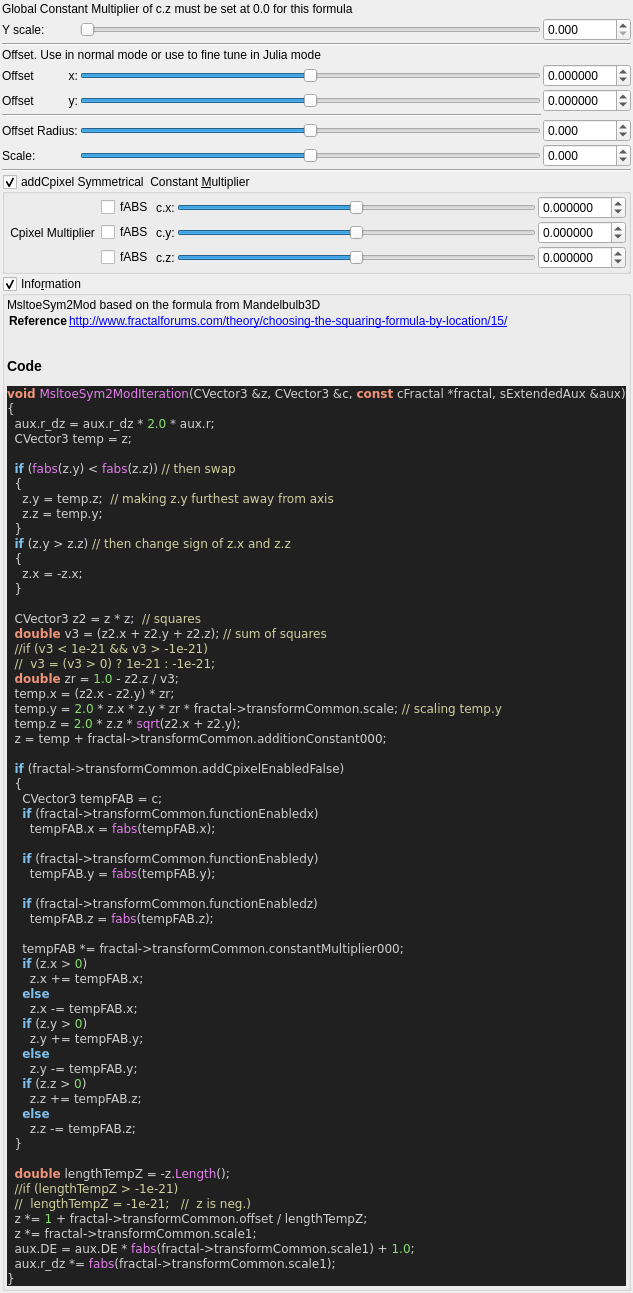
Qt form mandelbulber2/qt_data/fractal_msltoesym2_mod.ui (buddhi1980/mandelbulber2) before a commit.
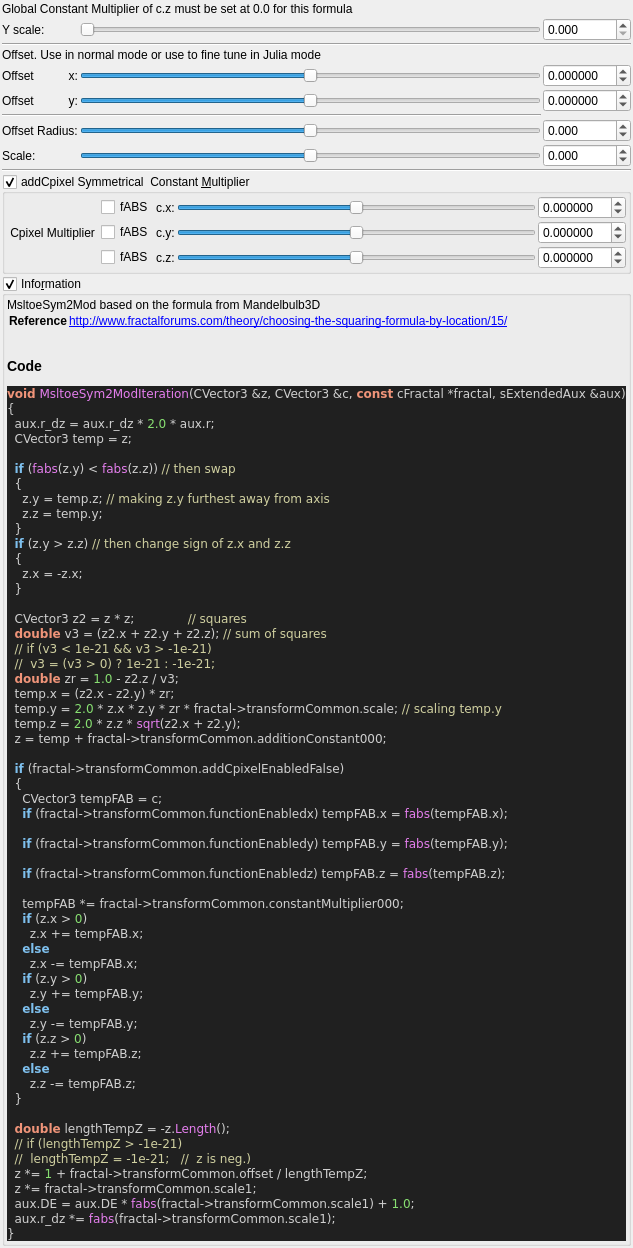
The same form after that commit. Custom widgets are drawn as their Qt base class.

Commit message:
source code format for fractal_formulas.cpp
- now complete code base is refactored!
- also regenerated ui files with populateUiInformation.php
- codeStyleCheck.php is now fully functional and can be used auto
refactor the code base (may be a little slow)

The edit to the form file:
```diff
--- a/mandelbulber2/qt_data/fractal_msltoesym2_mod.ui
+++ b/mandelbulber2/qt_data/fractal_msltoesym2_mod.ui
@@ -680,7 +680,7 @@
 
   &lt;span style=&quot;color:#7ec0ee; font-weight:bold&quot;&gt;if&lt;/span&gt; &lt;span style=&quot;color:#d0d0d0&quot;&gt;(&lt;/span&gt;&lt;span style=&quot;color:#e47eed&quot;&gt;fabs&lt;/span&gt;&lt;span style=&quot;color:#d0d0d0&quot;&gt;(&lt;/span&gt;z&lt;span style=&quot;color:#d0d0d0&quot;&gt;.&lt;/span&gt;y&lt;span style=&quot;color:#d0d0d0&quot;&gt;) &amp;lt;&lt;/span&gt; &lt;span style=&quot;color:#e47eed&quot;&gt;fabs&lt;/span&gt;&lt;span style=&quot;color:#d0d0d0&quot;&gt;(&lt;/span&gt;z&lt;span style=&quot;color:#d0d0d0&quot;&gt;.&lt;/span&gt;z&lt;span style=&quot;color:#d0d0d0&quot;&gt;))&lt;/span&gt; &lt;span style=&quot;color:#d0d0a0&quot;&gt;// then swap&lt;/span&gt;
   &lt;span style=&quot;color:#d0d0d0&quot;&gt;{&lt;/span&gt;
-    z&lt;span style=&quot;color:#d0d0d0&quot;&gt;.&lt;/span&gt;y &lt;span style=&quot;color:#d0d0d0&quot;&gt;=&lt;/span&gt; temp&lt;span style=&quot;color:#d0d0d0&quot;&gt;.&lt;/span&gt;z&lt;span style=&quot;color:#d0d0d0&quot;&gt;;&lt;/span&gt;  &lt;span style=&quot;color:#d0d0a0&quot;&gt;// making z.y furthest away from axis&lt;/span&gt;
+    z&lt;span style=&quot;color:#d0d0d0&quot;&gt;.&lt;/span&gt;y &lt;span style=&quot;color:#d0d0d0&quot;&gt;=&lt;/span&gt; temp&lt;span style=&quot;color:#d0d0d0&quot;&gt;.&lt;/span&gt;z&lt;span style=&quot;color:#d0d0d0&quot;&gt;;&lt;/span&gt; &lt;span style=&quot;color:#d0d0a0&quot;&gt;// making z.y furthest away from axis&lt;/span&gt;
     z&lt;span style=&quot;color:#d0d0d0&quot;&gt;.&lt;/span&gt;z &lt;span style=&quot;color:#d0d0d0&quot;&gt;=&lt;/span&gt; temp&lt;span style=&quot;color:#d0d0d0&quot;&gt;.&lt;/span&gt;y&lt;span style=&quot;color:#d0d0d0&quot;&gt;;&lt;/span&gt;
   &lt;span style=&quot;color:#d0d0d0&quot;&gt;}&lt;/span&gt;
   &lt;span style=&quot;color:#7ec0ee; font-weight:bold&quot;&gt;if&lt;/span&gt; &lt;span style=&quot;color:#d0d0d0&quot;&gt;(&lt;/span&gt;z&lt;span style=&quot;color:#d0d0d0&quot;&gt;.&lt;/span&gt;y &lt;span style=&quot;color:#d0d0d0&quot;&gt;&amp;gt;&lt;/span&gt; z&lt;span style=&quot;color:#d0d0d0&quot;&gt;.&lt;/span&gt;z&lt;span style=&quot;color:#d0d0d0&quot;&gt;)&lt;/span&gt; &lt;span style=&quot;color:#d0d0a0&quot;&gt;// then change sign of z.x and z.z&lt;/span&gt;
@@ -688,9 +688,9 @@
     z&lt;span style=&quot;color:#d0d0d0&quot;&gt;.&lt;/span&gt;x &lt;span style=&quot;color:#d0d0d0&quot;&gt;= -&lt;/span&gt;z&lt;span style=&quot;color:#d0d0d0&quot;&gt;.&lt;/span&gt;x&lt;span style=&quot;color:#d0d0d0&quot;&gt;;&lt;/span&gt;
   &lt;span style=&quot;color:#d0d0d0&quot;&gt;}&lt;/span&gt;
 
-  CVector3 z2 &lt;span style=&quot;color:#d0d0d0&quot;&gt;=&lt;/span&gt; z &lt;span style=&quot;color:#d0d0d0&quot;&gt;*&lt;/span&gt; z&lt;span style=&quot;color:#d0d0d0&quot;&gt;;&lt;/span&gt;  &lt;span style=&quot;color:#d0d0a0&quot;&gt;// squares&lt;/span&gt;
+  CVector3 z2 &lt;span style=&quot;color:#d0d0d0&quot;&gt;=&lt;/span&gt; z &lt;span style=&quot;color:#d0d0d0&quot;&gt;*&lt;/span&gt; z&lt;span style=&quot;color:#d0d0d0&quot;&gt;;&lt;/span&gt;              &lt;span style=&quot;color:#d0d0a0&quot;&gt;// squares&lt;/span&gt;
   &lt;span style=&quot;color:#f09479; font-weight:bold&quot;&gt;double&lt;/span&gt; v3 &lt;span style=&quot;color:#d0d0d0&quot;&gt;= (&lt;/span&gt;z2&lt;span style=&quot;color:#d0d0d0&quot;&gt;.&lt;/span&gt;x &lt;span style=&quot;color:#d0d0d0&quot;&gt;+&lt;/span&gt; z2&lt;span style=&quot;color:#d0d0d0&quot;&gt;.&lt;/span&gt;y &lt;span style=&quot;color:#d0d0d0&quot;&gt;+&lt;/span&gt; z2&lt;span style=&quot;color:#d0d0d0&quot;&gt;.&lt;/span&gt;z&lt;span style=&quot;color:#d0d0d0&quot;&gt;);&lt;/span&gt; &lt;span style=&quot;color:#d0d0a0&quot;&gt;// sum of squares&lt;/span&gt;
-  &lt;span style=&quot;color:#d0d0a0&quot;&gt;//if (v3 &amp;lt; 1e-21 &amp;amp;&amp;amp; v3 &amp;gt; -1e-21)&lt;/span&gt;
+  &lt;span style=&quot;color:#d0d0a0&quot;&gt;// if (v3 &amp;lt; 1e-21 &amp;amp;&amp;amp; v3 &amp;gt; -1e-21)&lt;/span&gt;
   &lt;span style=&quot;color:#d0d0a0&quot;&gt;//  v3 = (v3 &amp;gt; 0) ? 1e-21 : -1e-21;&lt;/span&gt;
   &lt;span style=&quot;color:#f09479; font-weight:bold&quot;&gt;double&lt;/span&gt; zr &lt;span style=&quot;color:#d0d0d0&quot;&gt;=&lt;/span&gt; &lt;span style=&quot;color:#87df71&quot;&gt;1.0&lt;/span&gt; &lt;span style=&quot;color:#d0d0d0&quot;&gt;-&lt;/span&gt; z2&lt;span style=&quot;color:#d0d0d0&quot;&gt;.&lt;/span&gt;z &lt;span style=&quot;color:#d0d0d0&quot;&gt;/&lt;/span&gt; v3&lt;span style=&quot;color:#d0d0d0&quot;&gt;;&lt;/span&gt;
   temp&lt;span style=&quot;color:#d0d0d0&quot;&gt;.&lt;/span&gt;x &lt;span style=&quot;color:#d0d0d0&quot;&gt;= (&lt;/span&gt;z2&lt;span style=&quot;color:#d0d0d0&quot;&gt;.&lt;/span&gt;x &lt;span style=&quot;color:#d0d0d0&quot;&gt;-&lt;/span&gt; z2&lt;span style=&quot;color:#d0d0d0&quot;&gt;.&lt;/span&gt;y&lt;span style=&quot;color:#d0d0d0&quot;&gt;) *&lt;/span&gt; zr&lt;span style=&quot;color:#d0d0d0&quot;&gt;;&lt;/span&gt;
@@ -701,14 +701,11 @@
   &lt;span style=&quot;color:#7ec0ee; font-weight:bold&quot;&gt;if&lt;/span&gt; &lt;span style=&quot;color:#d0d0d0&quot;&gt;(&lt;/span&gt;fractal&lt;span style=&quot;color:#d0d0d0&quot;&gt;-&amp;gt;&lt;/span&gt;transformCommon&lt;span style=&quot;color:#d0d0d0&quot;&gt;.&lt;/span&gt;addCpixelEnabledFalse&lt;span style=&quot;color:#d0d0d0&quot;&gt;)&lt;/span&gt;
   &lt;span style=&quot;color:#d0d0d0&quot;&gt;{&lt;/span&gt;
     CVector3 tempFAB &lt;span style=&quot;color:#d0d0d0&quot;&gt;=&lt;/span&gt; c&lt;span style=&quot;color:#d0d0d0&quot;&gt;;&lt;/span&gt;
-    &lt;span style=&quot;color:#7ec0ee; font-weight:bold&quot;&gt;if&lt;/span&gt; &lt;span style=&quot;color:#d0d0d0&quot;&gt;(&lt;/span&gt;fractal&lt;span style=&quot;color:#d0d0d0&quot;&gt;-&amp;gt;&lt;/span&gt;transformCommon&lt;span style=&quot;color:#d0d0d0&quot;&gt;.&lt;/span&gt;functionEnabledx&lt;span style=&quot;color:#d0d0d0&quot;&gt;)&lt;/span&gt;
-      tempFAB&lt;span style=&quot;color:#d0d0d0&quot;&gt;.&lt;/span&gt;x &lt;span style=&quot;color:#d0d0d0&quot;&gt;=&lt;/span&gt; &lt;span style=&quot;color:#e47eed&quot;&gt;fabs&lt;/span&gt;&lt;span style=&quot;color:#d0d0d0&quot;&gt;(&lt;/span&gt;tempFAB&lt;span style=&quot;color:#d0d0d0&quot;&gt;.&lt;/span&gt;x&lt;span style=&quot;color:#d0d0d0&quot;&gt;);&lt;/span&gt;
+    &lt;span style=&quot;color:#7ec0ee; font-weight:bold&quot;&gt;if&lt;/span&gt; &lt;span style=&quot;color:#d0d0d0&quot;&gt;(&lt;/span&gt;fractal&lt;span style=&quot;color:#d0d0d0&quot;&gt;-&amp;gt;&lt;/span&gt;transformCommon&lt;span style=&quot;color:#d0d0d0&quot;&gt;.&lt;/span&gt;functionEnabledx&lt;span style=&quot;color:#d0d0d0&quot;&gt;)&lt;/span&gt; tempFAB&lt;span style=&quot;color:#d0d0d0&quot;&gt;.&lt;/span&gt;x &lt;span style=&quot;color:#d0d0d0&quot;&gt;=&lt;/span&gt; &lt;span style=&quot;color:#e47eed&quot;&gt;fabs&lt;/span&gt;&lt;span style=&quot;color:#d0d0d0&quot;&gt;(&lt;/span&gt;tempFAB&lt;span style=&quot;color:#d0d0d0&quot;&gt;.&lt;/span&gt;x&lt;span style=&quot;color:#d0d0d0&quot;&gt;);&lt;/span&gt;
 
-    &lt;span style=&quot;color:#7ec0ee; font-weight:bold&quot;&gt;if&lt;/span&gt; &lt;span style=&quot;color:#d0d0d0&quot;&gt;(&lt;/span&gt;fractal&lt;span style=&quot;color:#d0d0d0&quot;&gt;-&amp;gt;&lt;/span&gt;transformCommon&lt;span style=&quot;color:#d0d0d0&quot;&gt;.&lt;/span&gt;functionEnabledy&lt;span style=&quot;color:#d0d0d0&quot;&gt;)&lt;/span&gt;
-      tempFAB&lt;span style=&quot;color:#d0d0d0&quot;&gt;.&lt;/span&gt;y &lt;span style=&quot;color:#d0d0d0&quot;&gt;=&lt;/span&gt; &lt;span style=&quot;color:#e47eed&quot;&gt;fabs&lt;/span&gt;&lt;span style=&quot;color:#d0d0d0&quot;&gt;(&lt;/span&gt;tempFAB&lt;span style=&quot;color:#d0d0d0&quot;&gt;.&lt;/span&gt;y&lt;span style=&quot;color:#d0d0d0&quot;&gt;);&lt;/span&gt;
+    &lt;span style=&quot;color:#7ec0ee; font-weight:bold&quot;&gt;if&lt;/span&gt; &lt;span style=&quot;color:#d0d0d0&quot;&gt;(&lt;/span&gt;fractal&lt;span style=&quot;color:#d0d0d0&quot;&gt;-&amp;gt;&lt;/span&gt;transformCommon&lt;span style=&quot;color:#d0d0d0&quot;&gt;.&lt;/span&gt;functionEnabledy&lt;span style=&quot;color:#d0d0d0&quot;&gt;)&lt;/span&gt; tempFAB&lt;span style=&quot;color:#d0d0d0&quot;&gt;.&lt;/span&gt;y &lt;span style=&quot;color:#d0d0d0&quot;&gt;=&lt;/span&gt; &lt;span style=&quot;color:#e47eed&quot;&gt;fabs&lt;/span&gt;&lt;span style=&quot;color:#d0d0d0&quot;&gt;(&lt;/span&gt;tempFAB&lt;span style=&quot;color:#d0d0d0&quot;&gt;.&lt;/span&gt;y&lt;span style=&quot;color:#d0d0d0&quot;&gt;);&lt;/span&gt;
 
-    &lt;span style=&quot;color:#7ec0ee; font-weight:bold&quot;&gt;if&lt;/span&gt; &lt;span style=&quot;color:#d0d0d0&quot;&gt;(&lt;/span&gt;fractal&lt;span style=&quot;color:#d0d0d0&quot;&gt;-&amp;gt;&lt;/span&gt;transformCommon&lt;span style=&quot;color:#d0d0d0&quot;&gt;.&lt;/span&gt;functionEnabledz&lt;span style=&quot;color:#d0d0d0&quot;&gt;)&lt;/span&gt;
-      tempFAB&lt;span style=&quot;color:#d0d0d0&quot;&gt;.&lt;/span&gt;z &lt;span style=&quot;color:#d0d0d0&quot;&gt;=&lt;/span&gt; &lt;span style=&quot;color:#e47eed&quot;&gt;fabs&lt;/span&gt;&lt;span style=&quot;color:#d0d0d0&quot;&gt;(&lt;/span&gt;tempFAB&lt;span style=&quot;color:#d0d0d0&quot;&gt;.&lt;/span&gt;z&lt;span style=&quot;color:#d0d0d0&quot;&gt;);&lt;/span&gt;
+    &lt;span style=&quot;color:#7ec0ee; font-weight:bold&quot;&gt;if&lt;/span&gt; &lt;span style=&quot;color:#d0d0d0&quot;&gt;(&lt;/span&gt;fractal&lt;span style=&quot;color:#d0d0d0&quot;&gt;-&amp;gt;&lt;/span&gt;transformCommon&lt;span style=&quot;color:#d0d0d0&quot;&gt;.&lt;/span&gt;functionEnabledz&lt;span style=&quot;color:#d0d0d0&quot;&gt;)&lt;/span&gt; tempFAB&lt;span style=&quot;color:#d0d0d0&quot;&gt;.&lt;/span&gt;z &lt;span style=&quot;color:#d0d0d0&quot;&gt;=&lt;/span&gt; &lt;span style=&quot;color:#e47eed&quot;&gt;fabs&lt;/span&gt;&lt;span style=&quot;color:#d0d0d0&quot;&gt;(&lt;/span&gt;tempFAB&lt;span style=&quot;color:#d0d0d0&quot;&gt;.&lt;/span&gt;z&lt;span style=&quot;color:#d0d0d0&quot;&gt;);&lt;/span&gt;
 
     tempFAB &lt;span style=&quot;color:#d0d0d0&quot;&gt;*=&lt;/span&gt; fractal&lt;span style=&quot;color:#d0d0d0&quot;&gt;-&amp;gt;&lt;/span&gt;transformCommon&lt;span style=&quot;color:#d0d0d0&quot;&gt;.&lt;/span&gt;constantMultiplier000&lt;span style=&quot;color:#d0d0d0&quot;&gt;;&lt;/span&gt;
     &lt;span style=&quot;color:#7ec0ee; font-weight:bold&quot;&gt;if&lt;/span&gt; &lt;span style=&quot;color:#d0d0d0&quot;&gt;(&lt;/span&gt;z&lt;span style=&quot;color:#d0d0d0&quot;&gt;.&lt;/span&gt;x &lt;span style=&quot;color:#d0d0d0&quot;&gt;&amp;gt;&lt;/span&gt; &lt;span style=&quot;color:#87df71&quot;&gt;0&lt;/span&gt;&lt;span style=&quot;color:#d0d0d0&quot;&gt;)&lt;/span&gt;
@@ -726,7 +723,7 @@
   &lt;span style=&quot;color:#d0d0d0&quot;&gt;}&lt;/span&gt;
 
   &lt;span style=&quot;color:#f09479; font-weight:bold&quot;&gt;double&lt;/span&gt; lengthTempZ &lt;span style=&quot;color:#d0d0d0&quot;&gt;= -&lt;/span&gt;z&lt;span style=&quot;color:#d0d0d0&quot;&gt;.&lt;/span&gt;&lt;span style=&quot;color:#e47eed&quot;&gt;Length&lt;/span&gt;&lt;span style=&quot;color:#d0d0d0&quot;&gt;();&lt;/span&gt;
-  &lt;span style=&quot;color:#d0d0a0&quot;&gt;//if (lengthTempZ &amp;gt; -1e-21)&lt;/span&gt;
+  &lt;span style=&quot;color:#d0d0a0&quot;&gt;// if (lengthTempZ &amp;gt; -1e-21)&lt;/span&gt;
   &lt;span style=&quot;color:#d0d0a0&quot;&gt;//  lengthTempZ = -1e-21;   //  z is neg.)&lt;/span&gt;
   z &lt;span style=&quot;color:#d0d0d0&quot;&gt;*=&lt;/span&gt; &lt;span style=&quot;color:#87df71&quot;&gt;1&lt;/span&gt; &lt;span style=&quot;color:#d0d0d0&quot;&gt;+&lt;/span&gt; fractal&lt;span style=&quot;color:#d0d0d0&quot;&gt;-&amp;gt;&lt;/span&gt;transformCommon&lt;span style=&quot;color:#d0d0d0&quot;&gt;.&lt;/span&gt;offset &lt;span style=&quot;color:#d0d0d0&quot;&gt;/&lt;/span&gt; lengthTempZ&lt;span style=&quot;color:#d0d0d0&quot;&gt;;&lt;/span&gt;
   z &lt;span style=&quot;color:#d0d0d0&quot;&gt;*=&lt;/span&gt; fractal&lt;span style=&quot;color:#d0d0d0&quot;&gt;-&amp;gt;&lt;/span&gt;transformCommon&lt;span style=&quot;color:#d0d0d0&quot;&gt;.&lt;/span&gt;scale1&lt;span style=&quot;color:#d0d0d0&quot;&gt;;&lt;/span&gt;
```
The commit also changes 101 other files.
